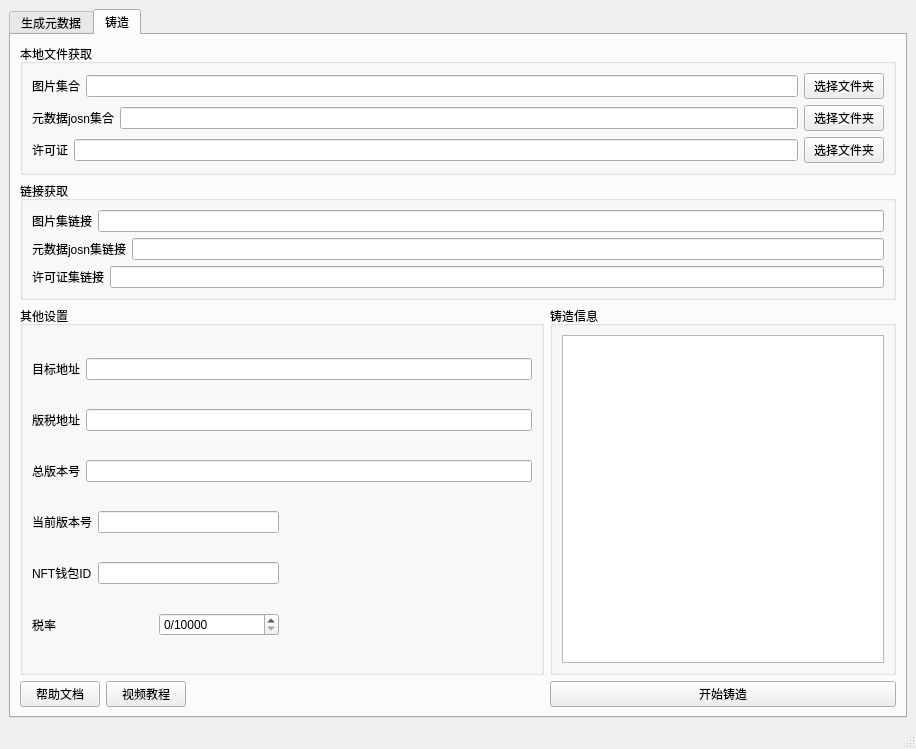
Above: mainwindow.ui from fantasyfanwuren/ChiaMintNFT1 before the change. Below: the same form after it.
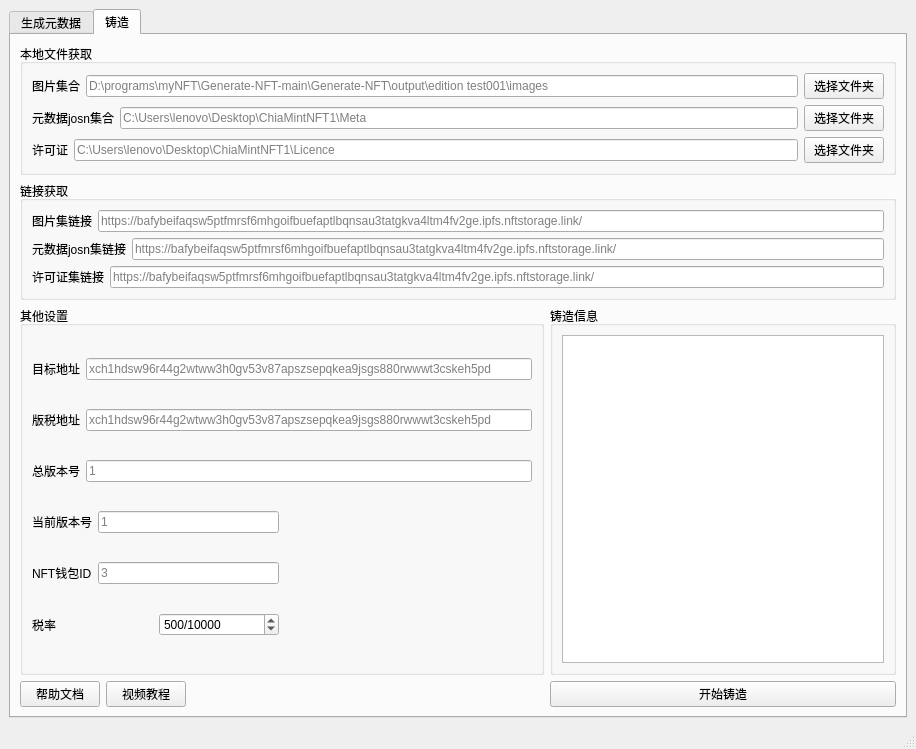
That is the form after the change. The open tabs and pages were chosen to show the change.

Commit message: update place holder text

Patch:
```diff
--- a/mainwindow.ui
+++ b/mainwindow.ui
@@ -248,7 +248,11 @@
               </widget>
              </item>
              <item>
-              <widget class="QLineEdit" name="lineEdit_17"/>
+              <widget class="QLineEdit" name="lineEditCurrentVersion">
+               <property name="placeholderText">
+                <string>1</string>
+               </property>
+              </widget>
              </item>
             </layout>
            </item>
@@ -275,7 +279,11 @@
               </widget>
              </item>
              <item>
-              <widget class="QLineEdit" name="lineEdit_18"/>
+              <widget class="QLineEdit" name="lineEditNFTID">
+               <property name="placeholderText">
+                <string>3</string>
+               </property>
+              </widget>
              </item>
             </layout>
            </item>
@@ -309,6 +317,9 @@
                <property name="maximum">
                 <number>1000</number>
                </property>
+               <property name="value">
+                <number>500</number>
+               </property>
               </widget>
              </item>
             </layout>
@@ -336,7 +347,11 @@
               </widget>
              </item>
              <item>
-              <widget class="QLineEdit" name="lineEdit_14"/>
+              <widget class="QLineEdit" name="lineEditTargetAddress">
+               <property name="placeholderText">
+                <string>xch1hdsw96r44g2wtww3h0gv53v87apszsepqkea9jsgs880rwwwt3cskeh5pd</string>
+               </property>
+              </widget>
              </item>
             </layout>
            </item>
@@ -350,7 +365,11 @@
               </widget>
              </item>
              <item>
-              <widget class="QLineEdit" name="lineEdit_15"/>
+              <widget class="QLineEdit" name="lineEditTaxAddress">
+               <property name="placeholderText">
+                <string>xch1hdsw96r44g2wtww3h0gv53v87apszsepqkea9jsgs880rwwwt3cskeh5pd</string>
+               </property>
+              </widget>
              </item>
             </layout>
            </item>
@@ -364,7 +383,11 @@
               </widget>
              </item>
              <item>
-              <widget class="QLineEdit" name="lineEdit_16"/>
+              <widget class="QLineEdit" name="lineEditTotalVersion">
+               <property name="placeholderText">
+                <string>1</string>
+               </property>
+              </widget>
              </item>
             </layout>
            </item>
@@ -426,7 +449,11 @@
               </widget>
              </item>
              <item>
-              <widget class="QLineEdit" name="lineEdit_8"/>
+              <widget class="QLineEdit" name="lineEditPictureFile">
+               <property name="placeholderText">
+                <string>D:\programs\myNFT\Generate-NFT-main\Generate-NFT\output\edition test001\images</string>
+               </property>
+              </widget>
              </item>
              <item>
               <widget class="QPushButton" name="pushButton_5">
@@ -447,7 +474,11 @@
               </widget>
              </item>
              <item>
-              <widget class="QLineEdit" name="lineEdit_9"/>
+              <widget class="QLineEdit" name="lineEditMetaFile">
+               <property name="placeholderText">
+                <string>C:\Users\lenovo\Desktop\ChiaMintNFT1\Meta</string>
+               </property>
+              </widget>
              </item>
              <item>
               <widget class="QPushButton" name="pushButton_6">
@@ -468,7 +499,11 @@
               </widget>
              </item>
              <item>
-              <widget class="QLineEdit" name="lineEdit_10"/>
+              <widget class="QLineEdit" name="lineEditLicenceFile">
+               <property name="placeholderText">
+                <string>C:\Users\lenovo\Desktop\ChiaMintNFT1\Licence</string>
+               </property>
+              </widget>
              </item>
              <item>
               <widget class="QPushButton" name="pushButton_7">
@@ -498,7 +533,11 @@
               </widget>
              </item>
              <item>
-              <widget class="QLineEdit" name="lineEdit_11"/>
+              <widget class="QLineEdit" name="lineEditPictureLink">
+               <property name="placeholderText">
+                <string>https://bafybeifaqsw5ptfmrsf6mhgoifbuefaptlbqnsau3tatgkva4ltm4fv2ge.ipfs.nftstorage.link/</string>
+               </property>
+              </widget>
              </item>
             </layout>
            </item>
@@ -512,7 +551,11 @@
               </widget>
              </item>
              <item>
-              <widget class="QLineEdit" name="lineEdit_12"/>
+              <widget class="QLineEdit" name="lineEditMetaLink">
+               <property name="placeholderText">
+                <string>https://bafybeifaqsw5ptfmrsf6mhgoifbuefaptlbqnsau3tatgkva4ltm4fv2ge.ipfs.nftstorage.link/</string>
+               </property>
+              </widget>
              </item>
             </layout>
            </item>
@@ -526,7 +569,11 @@
               </widget>
              </item>
              <item>
-              <widget class="QLineEdit" name="lineEdit_13"/>
+              <widget class="QLineEdit" name="lineEditLicenceLink">
+               <property name="placeholderText">
+                <string>https://bafybeifaqsw5ptfmrsf6mhgoifbuefaptlbqnsau3tatgkva4ltm4fv2ge.ipfs.nftstorage.link/</string>
+               </property>
+              </widget>
              </item>
             </layout>
            </item>
```
Left out of the diff: 77 changed lines with no effect on the pictures.
